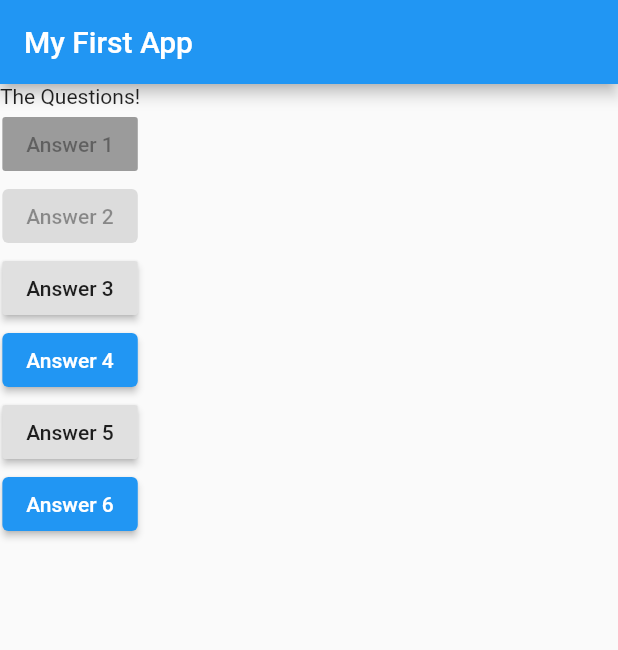
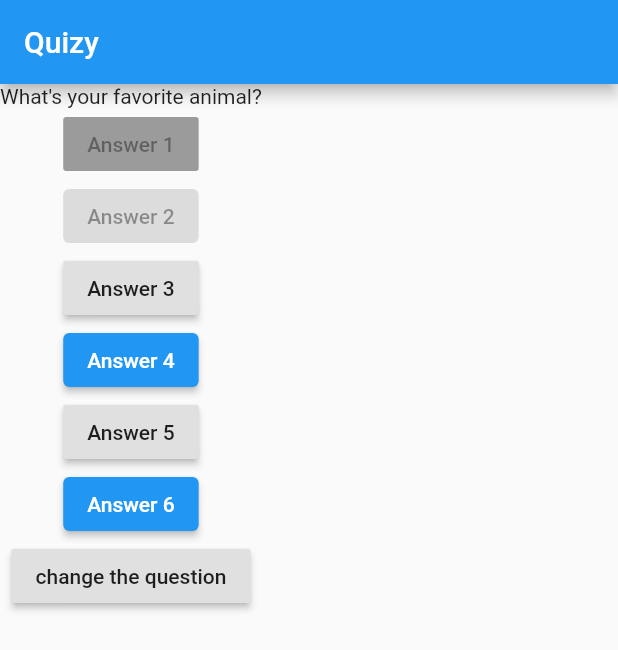
Before and after one commit to nahid-hasan-noyon/Flutter-Dart_Exercise, a Flutter app: the screen it shows after launch, after a tap on "Answer 3", on a phone screen of 412 x 824 dp. Shown: the top 650 px of the screen. Run offline on Flutter 3.47's test engine with Material 2 defaults, Android fonts, the phone set to English and light mode, and no system bars.

Commit message:
converting from stateless to statefulWidget

```diff
--- a/flutter_complete_guide/lib/main.dart
+++ b/flutter_complete_guide/lib/main.dart
@@ -5,31 +5,49 @@ void main() {
   runApp(const MyApp());
 }
 
-class MyApp extends StatelessWidget {
+class MyApp extends StatefulWidget {
   const MyApp({Key? key}) : super(key: key);
+
+  @override
+  State<StatefulWidget> createState() {
+    return MyAppstate();
+  }
+}
+
+class MyAppstate extends State<MyApp> {
+  var questionIndex = 0;
 
   // A Named function
   void buttonWasClicked() {
+    setState(() { // rerender / change the UI
+      questionIndex += 1;
+    });
     if (kDebugMode) {
       // if the app is in debug mode.
-      print('button clicked'); // prints the debug console
+      print(questionIndex); // prints the debug console
     }
   }
 
   @override
   Widget build(BuildContext context) {
+    var questions = [
+      'What\'s your favorite color?',
+      'What\'s your favorite animal?'
+    ];
     return MaterialApp(
       home: Scaffold(
           //Creates a visual scaffold for material design widgets
           appBar: AppBar(
             //
-            title: const Text('My First App'),
+            title: const Text('Quizy'),
           ),
           body: Column(
             // body can hold only one widget
             // column is used to use multiple widgets
             children: [
-              const Text('The Questions!'),
+              Text(
+                questions[questionIndex],
+              ),
               // adding buttons
               // first way
               const RaisedButton(
@@ -72,6 +90,10 @@ class MyApp extends StatelessWidget {
                   }
                 },
               ),
+              RaisedButton(
+                child: const Text('change the question'),
+                onPressed: buttonWasClicked,
+              ),
             ],
           )),
     );
```
